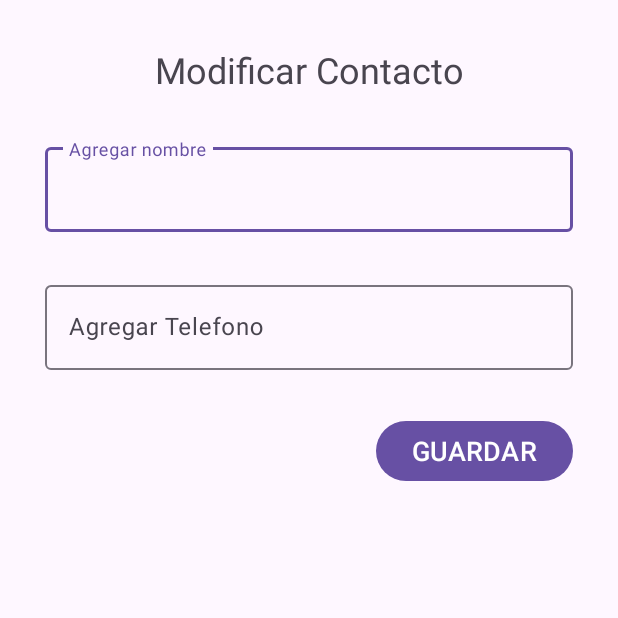
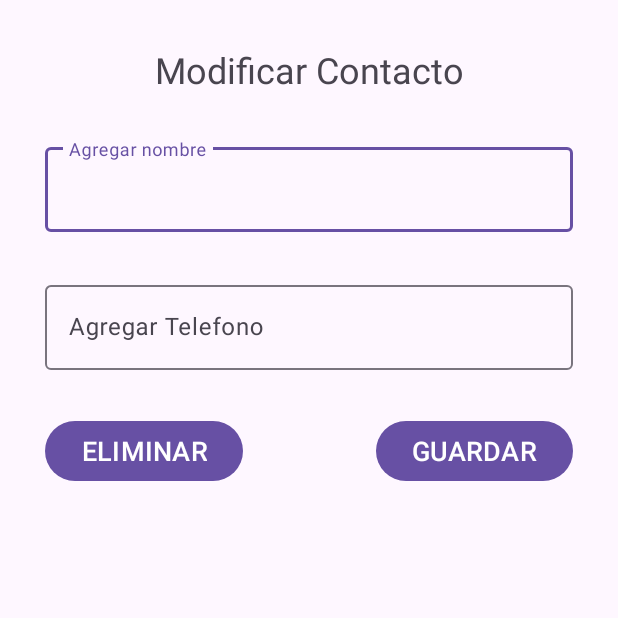
Before and after one commit to Picho72/Practica8, an Android app: the EditActivity screen opened directly, with no data from a screen before it, on a phone screen of 412 x 824 dp, the top half of it. Run offline under Robolectric (Android 15) with nearby library versions, the phone set to English and light mode, and no system bars; our stand-ins replace Room's generated code.

```diff
--- a/app/build.gradle.kts
+++ b/app/build.gradle.kts
@@ -1,6 +1,7 @@
 plugins {
     alias(libs.plugins.androidApplication)
     alias(libs.plugins.jetbrainsKotlinAndroid)
+    kotlin("kapt")
 }
 
 android {
@@ -36,6 +37,9 @@ android {
 }
 
 dependencies {
+    implementation("androidx.room:room-runtime:2.6.1")
+    annotationProcessor("androidx.room:room-compiler:2.6.1")
+    kapt("androidx.room:room-compiler:2.6.1")
 
     implementation(libs.androidx.core.ktx)
     implementation(libs.androidx.appcompat)
--- /dev/null
+++ b/app/src/main/java/com/example/practica8/AppDataBase.kt
@@ -0,0 +1,9 @@
+package com.example.practicaorm
+
+import androidx.room.Database
+import androidx.room.RoomDatabase
+
+@Database(entities = [Contacto::class], version=1)
+abstract class AppDataBase : RoomDatabase(){
+    abstract fun contactoDao():DaoContacto
+}
--- /dev/null
+++ b/app/src/main/java/com/example/practica8/DaoContacto.kt
@@ -0,0 +1,22 @@
+package com.example.practicaorm
+
+import androidx.room.Dao
+import androidx.room.Delete
+import androidx.room.Insert
+import androidx.room.Query
+import androidx.room.Update
+
+@Dao
+interface DaoContacto {
+    @Query("SELECT * FROM Contacto")
+    fun obtenerContactos(): List<Contacto>
+
+    @Insert
+    fun agregar(vararg contacto: Contacto)
+
+    @Update
+    fun modificar(contacto: Contacto)
+
+    @Delete
+    fun eliminar(contacto: Contacto)
+}
--- a/app/src/main/java/com/example/practica8/EditActivity.kt
+++ b/app/src/main/java/com/example/practica8/EditActivity.kt
@@ -3,15 +3,20 @@ package com.example.practica8
 import android.os.Bundle
 import android.util.Log
 import android.view.View
+import android.widget.Button
 import android.widget.EditText
 import android.widget.TextView
 import android.widget.Toast
 import androidx.appcompat.app.AppCompatActivity
+import androidx.room.Room
+import com.example.practicaorm.AppDataBase
+import com.example.practicaorm.Contacto
 
 class EditActivity : AppCompatActivity() {
-    var position : Int = 0
-    lateinit var txtNombre: EditText
-    lateinit var txtTelefono: EditText
+    private var position: Int = 0
+    private lateinit var txtNombre: EditText
+    private lateinit var txtTelefono: EditText
+    private lateinit var bd: AppDataBase
 
     override fun onCreate(savedInstanceState: Bundle?){
         super.onCreate(savedInstanceState)
@@ -19,19 +24,44 @@ class EditActivity : AppCompatActivity() {
         val txtTitulo = findViewById<TextView>(R.id.txtTitulo)
         txtTitulo.text = "Modificar Contacto"
         position = intent.getIntExtra("position", -1)
-        Log.e("Contacto", "Se recibio un ${position}")
+        Log.e("Contacto", "Se recibió un ${position}")
+
         txtNombre = findViewById(R.id.txtNombre)
         txtTelefono = findViewById(R.id.txtTelefono)
 
-        val contacto = ProvisionalDatos.listaContactos[position]
-        txtNombre.setText(contacto.nombre)
-        txtTelefono.setText(contacto.telefono)
+        bd = Room.databaseBuilder(applicationContext, AppDataBase::class.java, "contactosbd")
+            .allowMainThreadQueries()
+            .build()
+
+
+        if (position != -1) { // Verificar si se está editando un contacto existente
+            val contacto = bd.contactoDao().obtenerContactos()[position]
+            txtNombre.setText(contacto.nombre)
+            txtTelefono.setText(contacto.telefono)
+
+            // Mostrar el botón "Eliminar" solo si se está editando un contacto existente
+            findViewById<Button>(R.id.btnEliminar).visibility = View.VISIBLE
+
+            // Asociar el método eliminarContacto al botón de eliminar
+            findViewById<Button>(R.id.btnEliminar).setOnClickListener {
+                eliminarContacto()
+            }
+        }
     }
 
     fun guardar(v:View){
-        val contacto = Contacto(txtNombre.text.toString(), txtTelefono.text.toString())
-        ProvisionalDatos.listaContactos.set(position, contacto)
-        Toast.makeText(this, "Se modifico", Toast.LENGTH_LONG).show()
+        val nombre = txtNombre.text.toString()
+        val telefono = txtTelefono.text.toString()
+        val contacto = bd.contactoDao().obtenerContactos()[position]
+        val contactoActualizado = Contacto(contacto.id, nombre, telefono)
+        bd.contactoDao().modificar(contactoActualizado)
+        Toast.makeText(this, "Se modificó correctamente", Toast.LENGTH_LONG).show()
+        finish()
+    }
+    private fun eliminarContacto() {
+        val contacto = bd.contactoDao().obtenerContactos()[position]
+        bd.contactoDao().eliminar(contacto)
+        Toast.makeText(this, "Contacto eliminado", Toast.LENGTH_LONG).show()
         finish()
     }
 
--- a/app/src/main/java/com/example/practica8/ProvisionalDatos.kt
+++ /dev/null
@@ -1,7 +0,0 @@
-package com.example.practica8
-
-class ProvisionalDatos {
-    companion object{
-        val listaContactos = ArrayList<Contacto>()
-    }
-}
--- a/app/src/main/res/layout/activity_agregar.xml
+++ b/app/src/main/res/layout/activity_agregar.xml
@@ -6,6 +6,16 @@
     android:layout_width="match_parent"
     android:layout_height="match_parent"
     tools:context=".AgregarActivity">
+    <Button
+        android:id="@+id/btnEliminar"
+        android:layout_width="wrap_content"
+        android:layout_height="wrap_content"
+        android:layout_marginTop="30dp"
+        android:layout_marginStart="30dp"
+        android:text="@string/btn_eliminar"
+        android:textSize="18sp"
+        app:layout_constraintStart_toStartOf="parent"
+        app:layout_constraintTop_toBottomOf="@+id/textInputLayout2" />
 
     <TextView
         android:id="@+id/txtTitulo"
--- a/app/src/main/res/values/strings.xml
+++ b/app/src/main/res/values/strings.xml
@@ -5,4 +5,5 @@
     <string name="agrega_nombre">Agregar nombre</string>
     <string name="agregar_telefono">Agregar Telefono</string>
     <string name="btn_agregar">GUARDAR</string>
+    <string name="btn_eliminar">ELIMINAR</string>
 </resources>
```
Also changed, not shown: app/src/main/java/com/example/practica8/Adaptador.kt (+18 -11 lines), app/src/main/java/com/example/practica8/AgregarActivity.kt (+26 -5 lines), app/src/main/java/com/example/practica8/Contacto.kt (+11 -2 lines), app/src/main/java/com/example/practica8/MainActivity.kt (+16 -3 lines).
